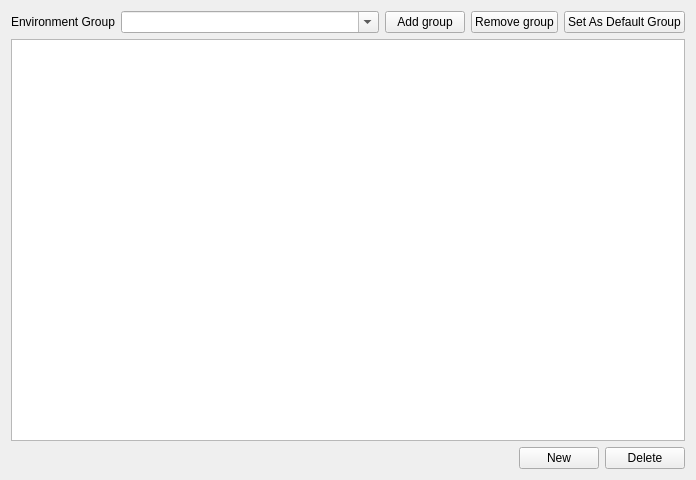
Before: the Qt Designer form shell/settings/environmentwidget.ui in KDE/kdevelop, drawn with Qt 5.
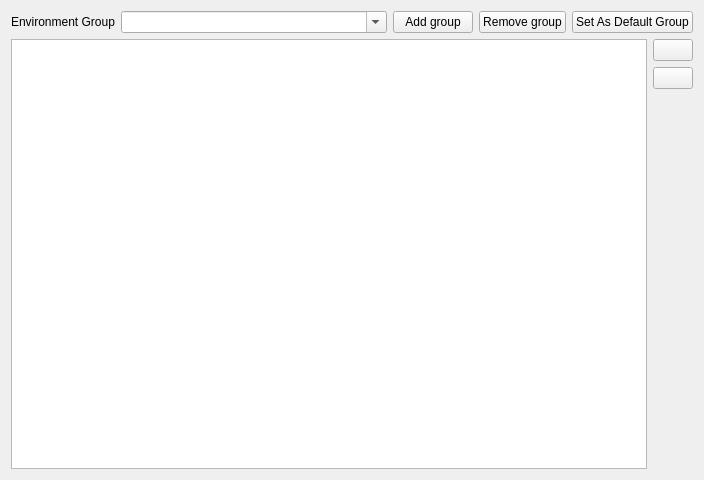
After: the same form once the commit is applied. Custom widgets are drawn as their Qt base class.

Commit message: Use the proper icon for the environment widget buttons.

What changed in the file:
```diff
--- a/shell/settings/environmentwidget.ui
+++ b/shell/settings/environmentwidget.ui
@@ -1,11 +1,11 @@
 <ui version="4.0" >
  <class>EnvironmentWidget</class>
- <widget class="QWidget" name="EnvironmentWidget" >
-  <property name="geometry" >
+ <widget class="QWidget" name="EnvironmentWidget">
+  <property name="geometry">
    <rect>
     <x>0</x>
     <y>0</y>
-    <width>696</width>
+    <width>704</width>
     <height>480</height>
    </rect>
   </property>
@@ -44,9 +44,9 @@
      </property>
     </widget>
    </item>
-   <item row="0" column="4" >
-    <widget class="KPushButton" name="setAsDefaultBtn" >
-     <property name="text" >
+   <item row="0" column="4" colspan="2">
+    <widget class="KPushButton" name="setAsDefaultBtn">
+     <property name="text">
       <string>Set As Default Group</string>
      </property>
     </widget>
@@ -73,56 +73,56 @@
      </property>
     </widget>
    </item>
-   <item row="2" column="0" colspan="5" >
-    <layout class="QHBoxLayout" >
-     <property name="spacing" >
-      <number>6</number>
-     </property>
-     <property name="margin" >
-      <number>0</number>
-     </property>
+   <item row="1" column="5">
+    <layout class="QVBoxLayout" name="verticalLayout">
+     <item>
+      <widget class="KPushButton" name="newButton">
+       <property name="sizePolicy">
+        <sizepolicy hsizetype="Maximum" vsizetype="Fixed">
+         <horstretch>0</horstretch>
+         <verstretch>0</verstretch>
+        </sizepolicy>
+       </property>
+      </widget>
+     </item>
+     <item>
+      <widget class="KPushButton" name="deleteButton">
+       <property name="sizePolicy">
+        <sizepolicy hsizetype="Maximum" vsizetype="Fixed">
+         <horstretch>0</horstretch>
+         <verstretch>0</verstretch>
+        </sizepolicy>
+       </property>
+      </widget>
+     </item>
      <item>
       <spacer>
-       <property name="orientation" >
-        <enum>Qt::Horizontal</enum>
+       <property name="orientation">
+        <enum>Qt::Vertical</enum>
        </property>
-       <property name="sizeHint" stdset="0" >
+       <property name="sizeHint" stdset="0">
         <size>
-         <width>40</width>
-         <height>20</height>
+         <width>20</width>
+         <height>40</height>
         </size>
        </property>
       </spacer>
      </item>
-     <item>
-      <widget class="KPushButton" name="newButton" >
-       <property name="text" >
-        <string>New</string>
-       </property>
-      </widget>
-     </item>
-     <item>
-      <widget class="KPushButton" name="deleteButton" >
-       <property name="text" >
-        <string>Delete</string>
-       </property>
-      </widget>
-     </item>
     </layout>
    </item>
   </layout>
  </widget>
  <customwidgets>
-  <customwidget>
-   <class>KComboBox</class>
-   <extends>QComboBox</extends>
-   <header>kcombobox.h</header>
-  </customwidget>
   <customwidget>
    <class>KPushButton</class>
    <extends>QPushButton</extends>
    <header>kpushbutton.h</header>
   </customwidget>
+  <customwidget>
+   <class>KComboBox</class>
+   <extends>QComboBox</extends>
+   <header>kcombobox.h</header>
+  </customwidget>
  </customwidgets>
  <resources/>
  <connections/>
```
Left out of the diff: 49 changed lines with no effect on the pictures. The commit also changes 1 other file.
